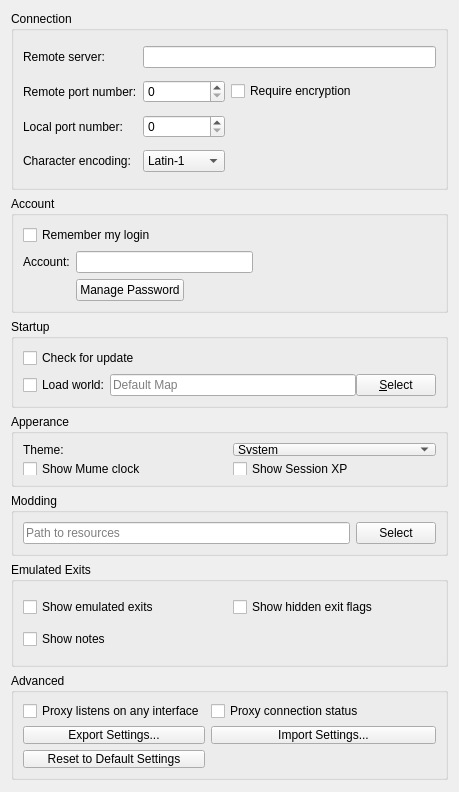
This is src/preferences/generalpage.ui in nschimme/MMapper as Qt 5 draws it before an edit. The edited form follows.
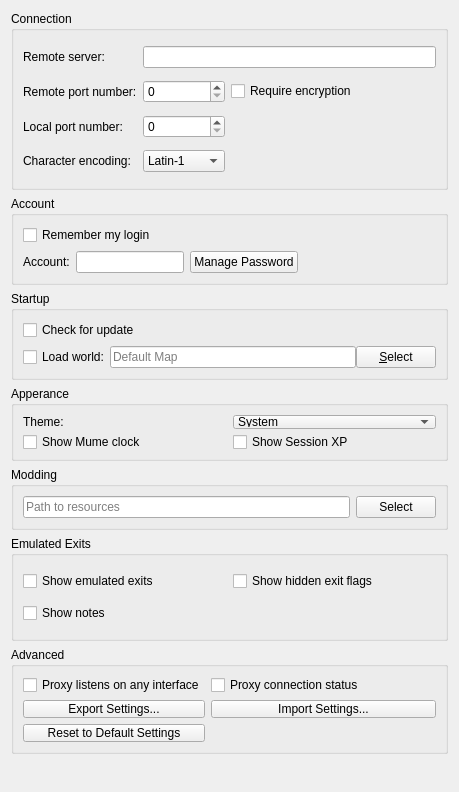
This is the edited form.

Commit message: Refactor PasswordConfig and Improve Credential Management UX

What changed in the file:
```diff
--- a/src/preferences/generalpage.ui
+++ b/src/preferences/generalpage.ui
@@ -170,10 +170,10 @@
        </widget>
       </item>
       <item row="1" column="1">
-       <widget class="QLineEdit" name="accountName"/>
-      </item>
-      <item row="2" column="1">
-       <layout class="QHBoxLayout" name="horizontalLayout_password">
+       <layout class="QHBoxLayout" name="horizontalLayout_account">
+        <item>
+         <widget class="QLineEdit" name="accountName"/>
+        </item>
         <item>
          <widget class="QPushButton" name="setPassword">
           <property name="text">
@@ -181,19 +181,6 @@
           </property>
          </widget>
         </item>
-        <item>
-         <spacer name="horizontalSpacer_password">
-          <property name="orientation">
-           <enum>Qt::Horizontal</enum>
-          </property>
-          <property name="sizeHint" stdset="0">
-           <size>
-            <width>40</width>
-            <height>20</height>
-           </size>
-          </property>
-         </spacer>
-        </item>
        </layout>
       </item>
       <item row="1" column="2">
```
Left out of the diff: 1 changed line with no effect on the pictures. The commit also changes 4 other files.
